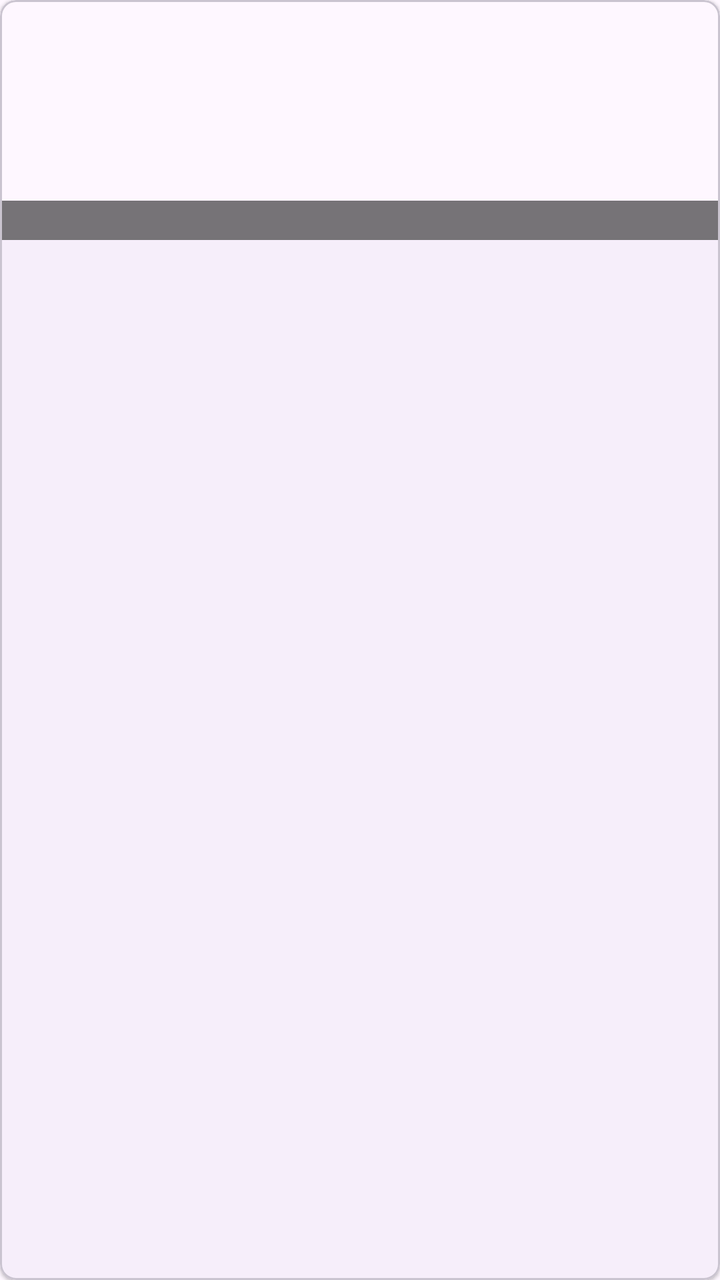
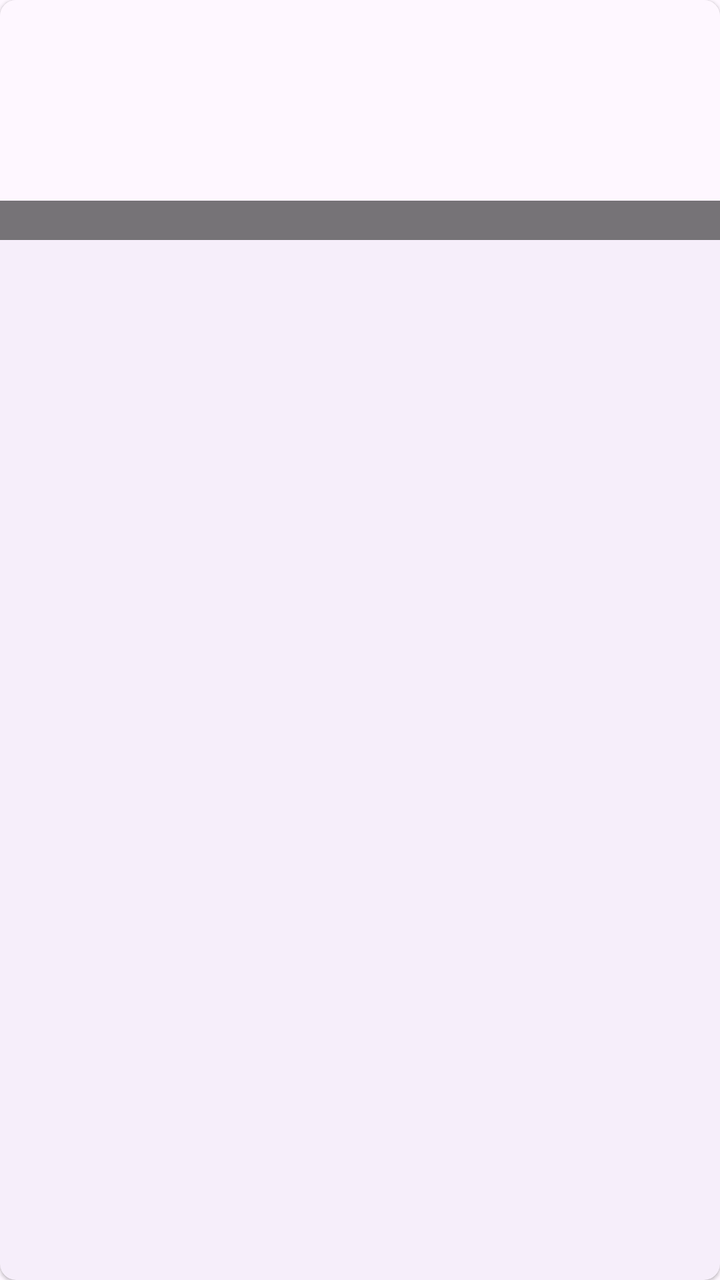

An Android layout rendered at two revisions. The XML below is the earlier revision; the diff shows what the commit changed to produce the second picture.
<!-- AndroidManifest.xml: application theme Theme.ImageCompressor -->
<!-- res/layout/gallery_item.xml -->
<?xml version="1.0" encoding="utf-8"?>
<com.google.android.material.card.MaterialCardView xmlns:android="http://schemas.android.com/apk/res/android"
    xmlns:app="http://schemas.android.com/apk/res-auto"
    android:layout_width="match_parent"
    android:layout_height="wrap_content"
    android:layout_margin="4dp"
    app:cardCornerRadius="8dp"
    app:cardElevation="1dp">

    <FrameLayout
        android:layout_width="match_parent"
        android:layout_height="wrap_content">

        <ImageView
            android:id="@+id/ivThumb"
            android:layout_width="match_parent"
            android:layout_height="120dp"
            android:scaleType="centerCrop"
            android:background="?android:attr/colorBackground" />

        <TextView
            android:id="@+id/tvFileName"
            android:layout_width="match_parent"
            android:layout_height="wrap_content"
            android:layout_gravity="bottom"
            android:background="#88000000"
            android:textColor="@android:color/white"
            android:textSize="10sp"
            android:maxLines="1"
            android:ellipsize="end"
            android:paddingHorizontal="6dp"
            android:paddingVertical="3dp" />

        <TextView
            android:id="@+id/tvFolderPath"
            android:layout_width="match_parent"
            android:layout_height="wrap_content"
            android:layout_gravity="top"
            android:background="#66000000"
            android:textColor="@android:color/white"
            android:textSize="9sp"
            android:maxLines="1"
            android:ellipsize="start"
            android:paddingHorizontal="6dp"
            android:paddingVertical="2dp"
            android:visibility="gone" />

    </FrameLayout>

</com.google.android.material.card.MaterialCardView>
<!-- resources referenced by this layout -->
<resources>
  <style name="Theme.ImageCompressor" parent="Theme.Material3.DayNight.NoActionBar">
          <item name="colorPrimary">#FF6750A4</item>
          <item name="colorOnPrimary">#FFFFFFFF</item>
          <item name="colorPrimaryContainer">#FFEADDFF</item>
          <item name="colorOnPrimaryContainer">#FF21005D</item>
          <item name="colorSecondary">#FF625B71</item>
          <item name="colorOnSecondary">#FFFFFFFF</item>
          <item name="colorSecondaryContainer">#FFE8DEF8</item>
          <item name="colorOnSecondaryContainer">#FF1D192B</item>
          <item name="colorTertiary">#FF7D5260</item>
          <item name="colorError">#FFB3261E</item>
      </style>
</resources>

<!-- the commit's change to res/layout/gallery_item.xml (unified diff, before → after) -->
@@ -5,7 +5,8 @@
     android:layout_height="wrap_content"
     android:layout_margin="4dp"
     app:cardCornerRadius="8dp"
-    app:cardElevation="1dp">
+    app:cardElevation="1dp"
+    app:strokeWidth="0dp">
 
     <FrameLayout
         android:layout_width="match_parent"
@@ -31,20 +32,6 @@
             android:paddingHorizontal="6dp"
             android:paddingVertical="3dp" />
 
-        <TextView
-            android:id="@+id/tvFolderPath"
-            android:layout_width="match_parent"
-            android:layout_height="wrap_content"
-            android:layout_gravity="top"
-            android:background="#66000000"
-            android:textColor="@android:color/white"
-            android:textSize="9sp"
-            android:maxLines="1"
-            android:ellipsize="start"
-            android:paddingHorizontal="6dp"
-            android:paddingVertical="2dp"
-            android:visibility="gone" />
-
     </FrameLayout>
 
 </com.google.android.material.card.MaterialCardView>
